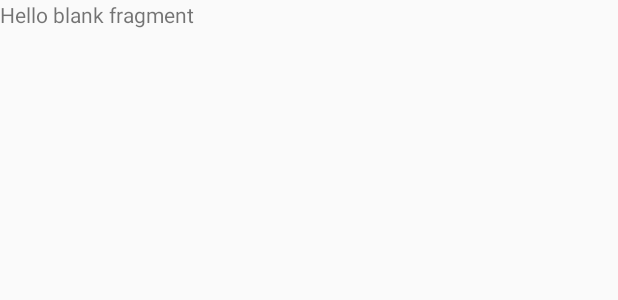
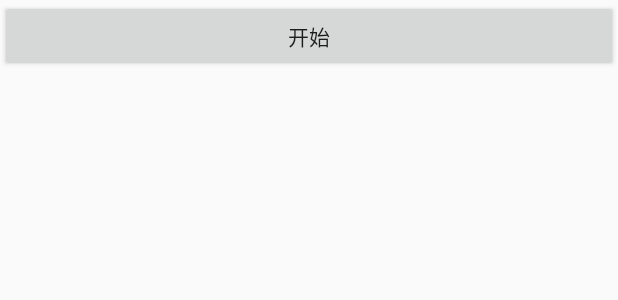
Before and after one commit to zxuu/MasterOfPainting, an Android app: the layout fragment_look.xml on its own in the app's theme, with its tools: preview values and no code run, on a phone screen of 412 x 824 dp. Shown: the top 300 px of the screen. Run offline under Robolectric (Android 15) with nearby library versions, the phone set to English and light mode, and no system bars.

```diff
--- a/app/src/main/java/com/zxu/masterofpainting/fragment/TakePhotoFragment.java
+++ b/app/src/main/java/com/zxu/masterofpainting/fragment/TakePhotoFragment.java
@@ -160,6 +160,7 @@
         Intent intent = new Intent("android.media.action.IMAGE_CAPTURE");
         intent.putExtra(MediaStore.EXTRA_OUTPUT, imageUri);
         startActivityForResult(intent, TAKE_PHOTO);
+//        startActivity(new Intent(getContext(),LookFragment.class));
     }
 
     public void chosePhoto() {
--- a/app/src/main/res/layout/activity_main.xml
+++ b/app/src/main/res/layout/activity_main.xml
@@ -26,6 +26,5 @@
             android:layout_width="0dp"
             android:layout_height="0dp"
             android:layout_weight="0" />
-
     </com.zxu.masterofpainting.widget.FragmentTabHost>
 </LinearLayout>
--- a/app/src/main/res/layout/fragment_look.xml
+++ b/app/src/main/res/layout/fragment_look.xml
@@ -5,10 +5,16 @@
     android:layout_height="match_parent"
     tools:context=".fragment.LookFragment">
 
-    <!-- TODO: Update blank fragment layout -->
-    <TextView
+    <Button
+        android:id="@+id/starurl"
+        android:text="开始"
         android:layout_width="match_parent"
-        android:layout_height="match_parent"
-        android:text="@string/hello_blank_fragment" />
+        android:layout_height="wrap_content" />
+
+    <ImageView
+        android:id="@+id/res_picture"
+        android:layout_gravity="center_horizontal"
+        android:layout_width="wrap_content"
+        android:layout_height="wrap_content" />
 
 </FrameLayout>
```
